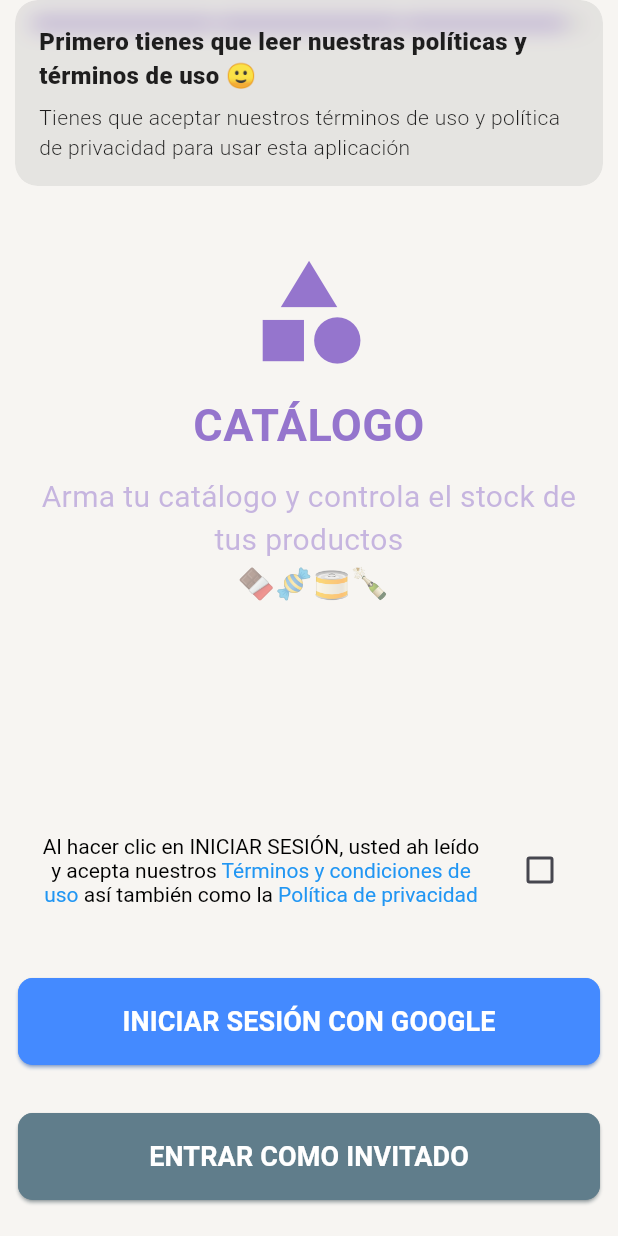
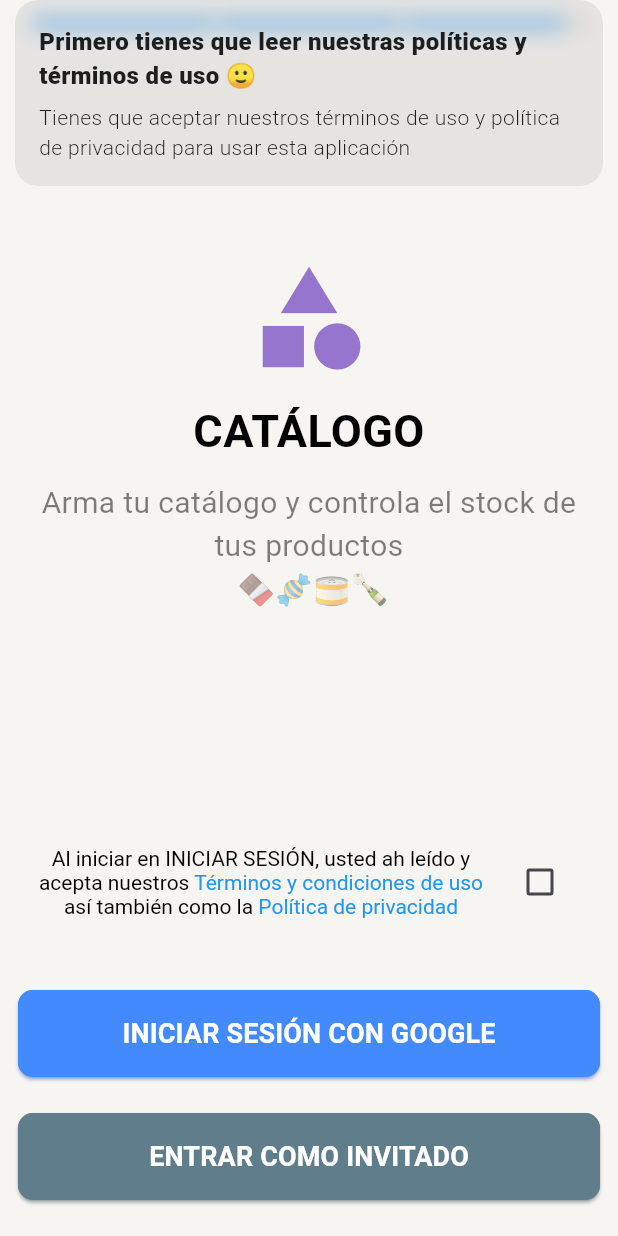
Before and after one commit to lucasaiivan/sell, a Flutter app: the screen it shows after launch, after a tap on "INICIAR SESIÓN CON GOOGLE", on a phone screen of 412 x 824 dp. Run offline on Flutter 3.47's test engine with Material 2 defaults, Android fonts, the phone set to English and light mode, and no system bars; drawn by our look-alikes of flutter_animate; our stand-ins replace animate_do, audioplayers, blur, cached_network_image, carousel_slider, cloud_firestore and 14 more; missing offline and left inert: clipboard, external_app_launcher, flutter_barcode_scanner, search_page; accounts and stored records are empty.

Commit message:
Preparando para release

```diff
--- a/lib/app/presentation/auth/views/login_view.dart
+++ b/lib/app/presentation/auth/views/login_view.dart
@@ -39,11 +39,11 @@ class AuthView extends GetView<LoginController> {
   Widget body({required BuildContext context}) {
     // Definimos los estilos de colores de los botones
     Color colorButtonText0 = Colors.white;
-    Color colorButton0 = Theme.of(context).brightness==Brightness.dark?Colors.deepPurple.shade400:Colors.deepPurple.shade300;
+    Color colorButton0 = Colors.blue;
 
     return Column(
       children: [
-        Flexible( child: OnboardingIntroduction(colorAccent: colorButton0)),
+        Flexible( child: OnboardingIntroduction(colorAccent: colorButton0,colorText: darkMode?Colors.white:Colors.black,)),
         Column(
             crossAxisAlignment: CrossAxisAlignment.stretch,
             children: [
@@ -52,7 +52,6 @@ class AuthView extends GetView<LoginController> {
                 child: widgetCheckAcceptPrivacyAndUsePolicy(),
               ),
               button(callback: controller.login,text:"Iniciar sesión con google",colorButton: Colors.blueAccent,colorText: colorButtonText0),
-              const SizedBox(height: 8.0),
               button(callback: controller.signInAnonymously,text:"Entrar como invitado",colorButton: Colors.blueGrey,colorText: colorButtonText0),
               const SizedBox(height: 12.0),
             ],
@@ -74,9 +73,7 @@ class AuthView extends GetView<LoginController> {
       text: TextSpan(
         style: defaultStyle,
         children: <TextSpan>[
-          const TextSpan(
-              text:
-                  'Al hacer clic en INICIAR SESIÓN, usted ah leído y acepta nuestros '),
+          const TextSpan(text:'Al iniciar en INICIAR SESIÓN, usted ah leído y acepta nuestros '),
           TextSpan(
               text: 'Términos y condiciones de uso',
               style: linkStyle,
@@ -135,9 +132,10 @@ class AuthView extends GetView<LoginController> {
 
 class OnboardingIntroduction extends StatefulWidget {
   // ignore: prefer_const_constructors_in_immutables
-  OnboardingIntroduction({this.colorAccent = Colors.deepPurple,Key? key}) : super(key: key);
+  OnboardingIntroduction({this.colorAccent = Colors.deepPurple,this.colorText = Colors.white,Key? key}) : super(key: key);
 
   late final Color colorAccent;
+  late final Color colorText;
 
   @override
   State<OnboardingIntroduction> createState() => _OnboardingIntroductionState();
@@ -222,7 +220,8 @@ class _OnboardingIntroductionState extends State<OnboardingIntroduction> {
   void positionIndicatorLogic(){
     // logica de los indicadores de posicion que cambiar cada sierto tiempo
     timer = Timer.periodic( const Duration(microseconds: 50000), (timer) {
-      setState(() {
+      try{
+        setState(() {
         if(indicatorProgressItem01<1 ){
           if( indicatorProgressItem01 >=0.1 && indicatorProgressItem01 <= 0.8 ){indicatorProgressItem01 += 0.02;}
           else{indicatorProgressItem01 += 0.01;}
@@ -245,6 +244,9 @@ class _OnboardingIntroductionState extends State<OnboardingIntroduction> {
         }
 
       });
+      }catch(e){
+        print(e);
+      }
     });
   }
 
@@ -266,9 +268,9 @@ class _OnboardingIntroductionState extends State<OnboardingIntroduction> {
 
     // lista de widgets con las vistas
     widgets = [
-      pageView(context:context,colorContent:Colors.transparent,textColor: widget.colorAccent,colorIcon: widget.colorAccent,iconData: Icons.monetization_on,titulo:"VENTAS",subtitulo:"Registra tus ventas de una forma simple 😊"),
-      pageView(context:context,colorContent:Colors.transparent,textColor: widget.colorAccent,colorIcon: widget.colorAccent,iconData: Icons.analytics_outlined,titulo:"TRANSACCIONES",subtitulo:"Observa las transacciones que has realizado 💰"),
-      pageView(context:context,colorContent:Colors.transparent,textColor: widget.colorAccent,colorIcon: widget.colorAccent,iconData: Icons.category,titulo:"CATÁLOGO",subtitulo:"Arma tu catálogo y controla el stock de tus productos \n 🍫🍬🥫🍾"),
+      pageView(context:context,colorContent:Colors.transparent,textColor: widget.colorText,colorIcon: Colors.orange.shade300,iconData: Icons.monetization_on,titulo:"VENTAS",subtitulo:"Registra tus ventas de una forma simple 😊"),
+      pageView(context:context,colorContent:Colors.transparent,textColor: widget.colorText,colorIcon: Colors.teal.shade300,iconData: Icons.analytics_outlined,titulo:"TRANSACCIONES",subtitulo:"Observa las transacciones que has realizado 💰"),
+      pageView(context:context,colorContent:Colors.transparent,textColor: widget.colorText,colorIcon: Colors.deepPurple.shade300,iconData: Icons.category,titulo:"CATÁLOGO",subtitulo:"Arma tu catálogo y controla el stock de tus productos \n 🍫🍬🥫🍾"),
     ];
 
 
--- a/lib/app/presentation/cataloguePage/controller/catalogue_controller.dart
+++ b/lib/app/presentation/cataloguePage/controller/catalogue_controller.dart
@@ -243,7 +243,7 @@ class CataloguePageController extends GetxController with GetSingleTickerProvide
                             // text : nombre del producto
                             Text(product.description,maxLines: 1),
                             // text : marca del producto
-                            Text('${product.nameMark} ',maxLines: 2,overflow: TextOverflow.clip,style: const TextStyle(color: Colors.blue)),
+                            product.nameMark==''?Container():Text('${product.nameMark} ',maxLines: 2,overflow: TextOverflow.clip,style: const TextStyle(color: Colors.blue)),
                             // text components : fecha de creacion y ventas
                             Wrap(
                               children: [
--- a/lib/app/presentation/sellPage/views/sell_view.dart
+++ b/lib/app/presentation/sellPage/views/sell_view.dart
@@ -172,7 +172,7 @@ class SalesView extends StatelessWidget {
                             ),
                           ),
                           // view : lines ------
-                          Padding(padding: const EdgeInsets.symmetric(horizontal: 12,vertical: 20),child: Dash(color: Get.theme.dividerColor,height: 2, width: 12)),
+                          Padding(padding: const EdgeInsets.symmetric(horizontal: 12,vertical: 20),child: Dash(color: Get.theme.dividerColor,height:0.5, width: 12)),
                           // text : el monto total de la transacción
                           Padding(
                             padding: const EdgeInsets.symmetric(horizontal: 20),
@@ -224,7 +224,7 @@ class SalesView extends StatelessWidget {
                               ),
                           ),
                           // view : lines ------
-                          Padding(padding: const EdgeInsets.symmetric(horizontal: 12,vertical: 20),child: Dash(color: Get.theme.dividerColor,height: 2, width: 12)),
+                          Padding(padding: const EdgeInsets.symmetric(horizontal: 12,vertical: 20),child: Dash(color: Get.theme.dividerColor,height: 0.5, width: 12)),
                           // view 2
                           Padding(
                             padding:const EdgeInsets.only(bottom: 24, top: 24),
--- a/lib/main.dart
+++ b/lib/main.dart
@@ -49,17 +49,18 @@ Future<void> main() async {
           isDark ? ThemesDataApp.colorBlack : ThemesDataApp.colorLight,
     ));
   }
-  Color coloras = Color.fromARGB(255, 33, 150, 243);
+  Color colorPrimary = const Color.fromARGB(255, 33, 150, 243); // 0xFF2196F3
   // theme
   Color colorDark = const Color.fromRGBO(43, 45, 57, 1);
   Color colorLight = const Color.fromRGBO(247, 245, 242, 1);
-  const lightColorScheme = ColorScheme(
+
+  ColorScheme lightColorScheme = const ColorScheme(
     brightness: Brightness.light,
-    primary: Color(0xFF343DFF),
-    onPrimary: Color(0xFFFFFFFF),
-    primaryContainer: Color(0xFFE0E0FF),
+    primary: Color(0xFF2196F3),
+    onPrimary: Color(0xFF2196F3),
+    primaryContainer: Color(0xFF2196F3),
     onPrimaryContainer: Color(0xFF00006E),
-    secondary: Color(0xFF343DFF),
+    secondary: Color(0xFF2196F3),
     onSecondary: Color(0xFFFFFFFF),
     secondaryContainer: Color(0xFFE0E0FF),
     onSecondaryContainer: Color(0xFF00006E),
@@ -73,28 +74,30 @@ Future<void> main() async {
     onErrorContainer: Color(0xFF410002),
     background: Color(0xFFFFFBFF),
     onBackground: Color(0xFF1B1B1F),
-    surface: Color(0xFFFFFBFF),
+    surface: Color(0xFFD0E4FF),
     onSurface: Color(0xFF1B1B1F),
     surfaceVariant: Color(0xFFE4E1EC),
     onSurfaceVariant: Color(0xFF46464F),
     outline: Color(0xFF777680),
     onInverseSurface: Color(0xFFF3EFF4),
     inverseSurface: Color(0xFF303034),
-    inversePrimary: Color(0xFFBEC2FF),
+    inversePrimary: Color.fromARGB(255, 135, 196, 245),
     shadow: Color(0xFF000000),
-    surfaceTint: Color(0xFF343DFF),
+    surfaceTint: Color(0xFF2196F3),
     outlineVariant: Color(0xFFC7C5D0),
     scrim: Color(0xFF000000),
+
   );
 
-const darkColorScheme = ColorScheme(
+
+ColorScheme darkColorScheme = const ColorScheme(
   brightness: Brightness.dark,
-  primary: Color(0xFFBEC2FF),
-  onPrimary: Color(0xFF0001AC),
-  primaryContainer: Color(0xFF0000EF),
+  primary: Color(0xFF2196F3),
+  onPrimary: Color(0xFF2196F3),
+  primaryContainer: Color(0xFF2196F3),
   onPrimaryContainer: Color(0xFFE0E0FF),
   secondary: Color(0xFFBEC2FF),
-  onSecondary: Color(0xFF0001AC),
+  onSecondary: Color(0xFF2196F3),
   secondaryContainer: Color(0xFF0000EF),
   onSecondaryContainer: Color(0xFFE0E0FF),
   tertiary: Color(0xFF9BCBFF),
@@ -107,14 +110,14 @@ const darkColorScheme = ColorScheme(
   onErrorContainer: Color(0xFFFFDAD6),
   background: Color(0xFF1B1B1F),
   onBackground: Color(0xFFE5E1E6),
-  surface: Color(0xFF1B1B1F),
+  surface: Color(0xFF003356),
   onSurface: Color(0xFFE5E1E6),
   surfaceVariant: Color(0xFF46464F),
   onSurfaceVariant: Color(0xFFC7C5D0),
   outline: Color(0xFF91909A),
   onInverseSurface: Color(0xFF1B1B1F),
   inverseSurface: Color(0xFFE5E1E6),
-  inversePrimary: Color(0xFF343DFF),
+  inversePrimary: Color(0xFF2196F3),
   shadow: Color(0xFF000000),
   surfaceTint: Color(0xFFBEC2FF),
   outlineVariant: Color(0xFF46464F),
@@ -128,10 +131,8 @@ const darkColorScheme = ColorScheme(
     dialogTheme:const  DialogTheme(backgroundColor: Color.fromRGBO(249, 242, 237, 1)),
     popupMenuTheme: const PopupMenuThemeData(color: Color.fromRGBO(249, 242, 237, 1)),
     visualDensity: VisualDensity.adaptivePlatformDensity,
-    brightness: Brightness.light,
+    //brightness: Brightness.light,
     useMaterial3: true,
-    indicatorColor: Colors.blue,
-    primarySwatch: Colors.blue,
     scaffoldBackgroundColor: colorLight,
     appBarTheme: AppBarTheme(backgroundColor: colorLight),
     drawerTheme: DrawerThemeData(backgroundColor: colorLight),
@@ -146,7 +147,7 @@ const darkColorScheme = ColorScheme(
     popupMenuTheme: const PopupMenuThemeData(color: Color.fromRGBO(27, 36, 48, 1)),
     indicatorColor: Colors.blue,
     visualDensity: VisualDensity.adaptivePlatformDensity,
-    brightness: Brightness.dark,
+    //brightness: Brightness.dark,
     useMaterial3: true,
     primarySwatch: Colors.blue,
     scaffoldBackgroundColor: colorDark,
```
